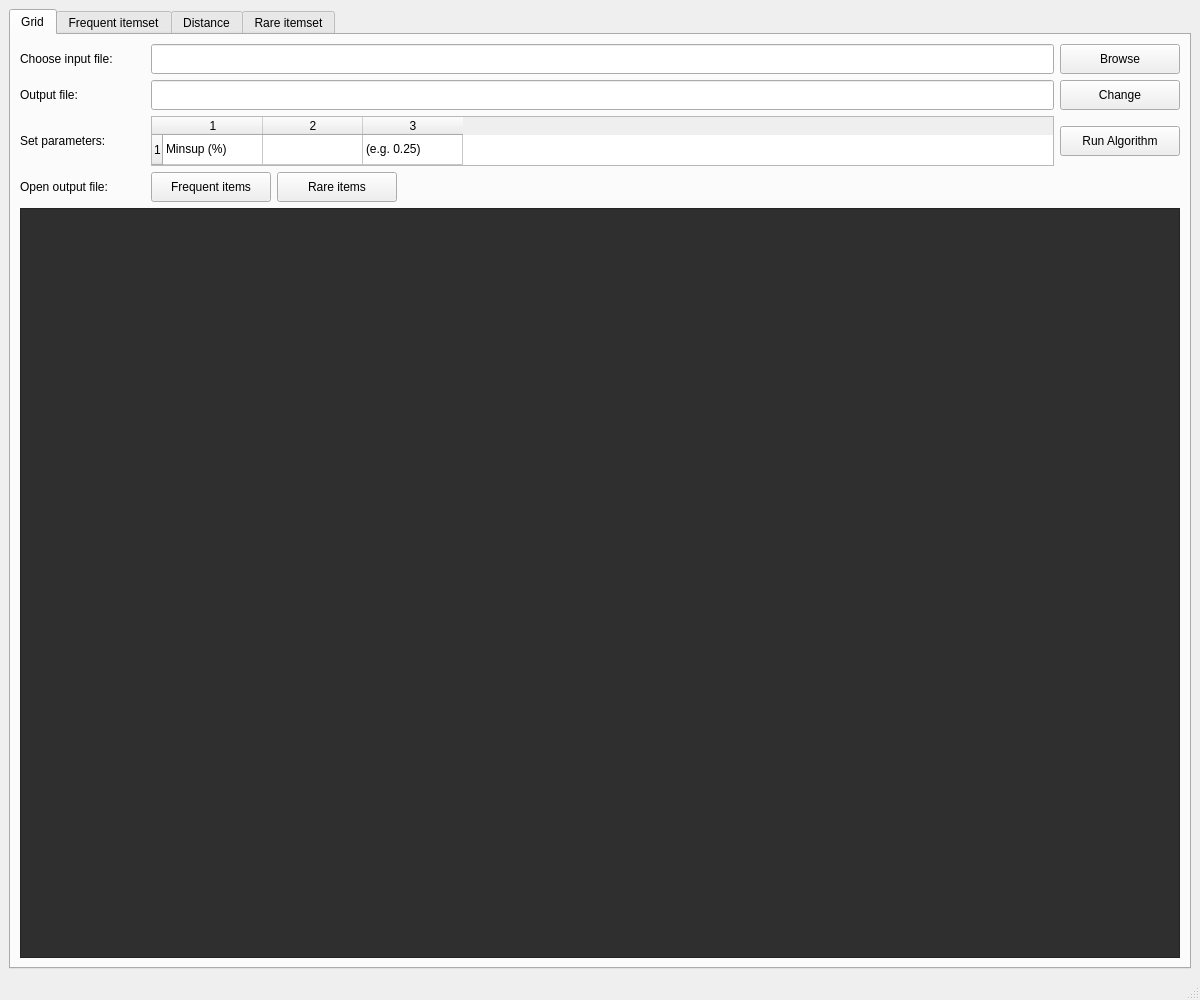
This is AssociationRules/mainwindow.ui in fjovanovic/Association-Rules as Qt 5 draws it before an edit. The edited form follows.
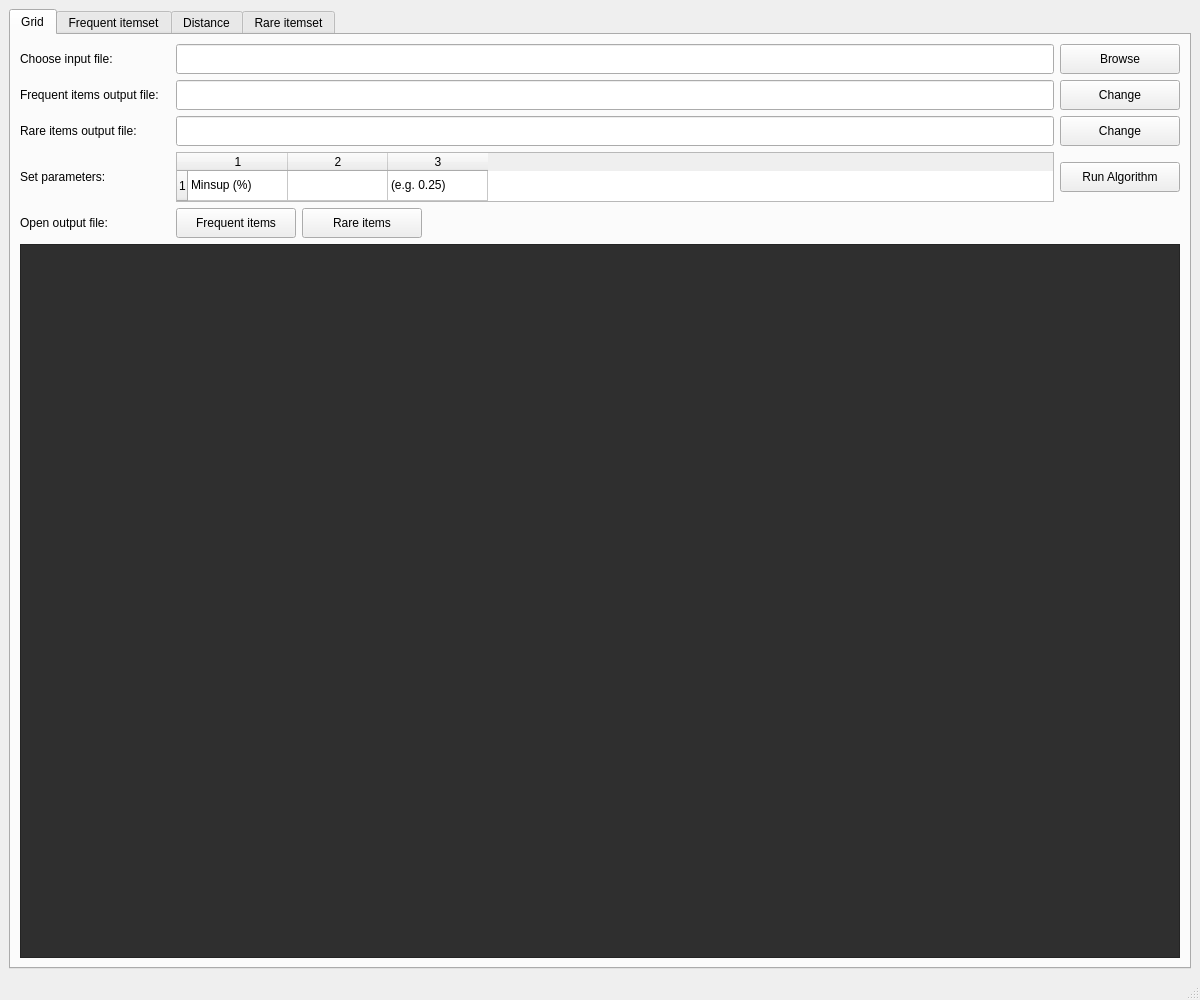
This is the edited form.

Commit message: Added support for rare items output file

What changed in the file:
```diff
--- a/AssociationRules/mainwindow.ui
+++ b/AssociationRules/mainwindow.ui
@@ -46,13 +46,13 @@
            <widget class="QLabel" name="gridInputFileLabel">
             <property name="minimumSize">
              <size>
-              <width>125</width>
+              <width>150</width>
               <height>30</height>
              </size>
             </property>
             <property name="maximumSize">
              <size>
-              <width>125</width>
+              <width>150</width>
               <height>30</height>
              </size>
             </property>
@@ -107,18 +107,18 @@
            <widget class="QLabel" name="gridOutputFileLabel">
             <property name="minimumSize">
              <size>
-              <width>125</width>
+              <width>150</width>
               <height>30</height>
              </size>
             </property>
             <property name="maximumSize">
              <size>
-              <width>125</width>
+              <width>150</width>
               <height>30</height>
              </size>
             </property>
             <property name="text">
-             <string>Output file:</string>
+             <string>Frequent items output file:</string>
             </property>
            </widget>
           </item>
@@ -163,6 +163,67 @@
          </layout>
         </item>
         <item row="2" column="0">
+         <layout class="QHBoxLayout" name="horizontalLayout_6">
+          <item>
+           <widget class="QLabel" name="label_2">
+            <property name="minimumSize">
+             <size>
+              <width>150</width>
+              <height>30</height>
+             </size>
+            </property>
+            <property name="maximumSize">
+             <size>
+              <width>150</width>
+              <height>30</height>
+             </size>
+            </property>
+            <property name="text">
+             <string>Rare items output file:</string>
+            </property>
+           </widget>
+          </item>
+          <item>
+           <widget class="QLineEdit" name="gridRareOutputFileLine">
+            <property name="minimumSize">
+             <size>
+              <width>0</width>
+              <height>30</height>
+             </size>
+            </property>
+            <property name="maximumSize">
+             <size>
+              <width>16777215</width>
+              <height>30</height>
+             </size>
+            </property>
+            <property name="readOnly">
+             <bool>true</bool>
+            </property>
+           </widget>
+          </item>
+          <item>
+           <widget class="QPushButton" name="gridChangeRareOutputButton">
+            <property name="minimumSize">
+             <size>
+              <width>120</width>
+              <height>30</height>
+             </size>
+            </property>
+            <property name="maximumSize">
+             <size>
+              <width>120</width>
+              <height>30</height>
+             </size>
+            </property>
+            <property name="text">
+             <string>Change</string>
+            </property>
+           </widget>
+          </item>
+         </layout>
+        </item>
+        <item row="3" column="0">
          <layout class="QHBoxLayout" name="horizontalLayout_2">
           <property name="spacing">
            <number>6</number>
@@ -171,13 +232,13 @@
            <widget class="QLabel" name="gridSetParametersLabel">
             <property name="minimumSize">
              <size>
-              <width>125</width>
+              <width>150</width>
               <height>30</height>
              </size>
             </property>
             <property name="maximumSize">
              <size>
-              <width>125</width>
+              <width>150</width>
               <height>30</height>
              </size>
             </property>
@@ -267,7 +328,7 @@
           </item>
          </layout>
         </item>
-        <item row="3" column="0">
+        <item row="4" column="0">
          <layout class="QHBoxLayout" name="horizontalLayout_4">
           <property name="sizeConstraint">
            <enum>QLayout::SizeConstraint::SetDefaultConstraint</enum>
@@ -288,13 +349,13 @@
             </property>
             <property name="minimumSize">
              <size>
-              <width>125</width>
+              <width>150</width>
               <height>30</height>
              </size>
             </property>
             <property name="maximumSize">
              <size>
-              <width>125</width>
+              <width>150</width>
               <height>30</height>
              </size>
             </property>
@@ -368,7 +429,7 @@
           </item>
          </layout>
         </item>
-        <item row="4" column="0">
+        <item row="5" column="0">
          <widget class="QGraphicsView" name="gridGraphicsView">
           <property name="styleSheet">
            <string notr="true">background-color: #2F2F2F;</string>
```
Left out of the diff: 4 changed lines with no effect on the pictures. The commit also changes 2 other files.
